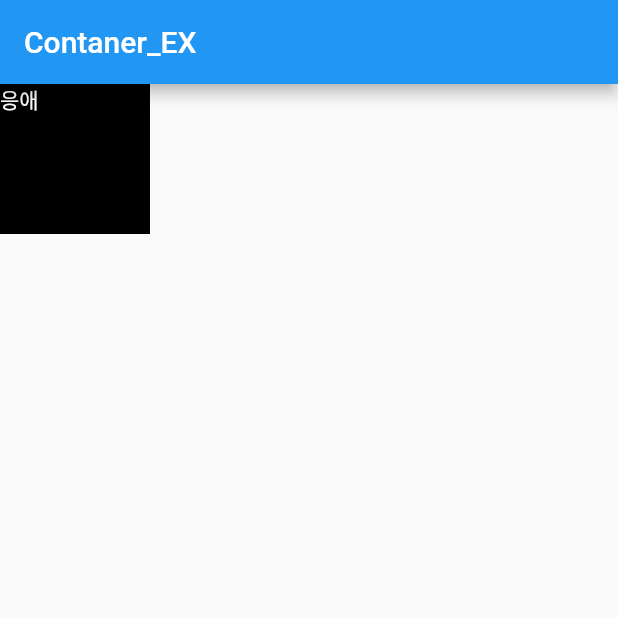
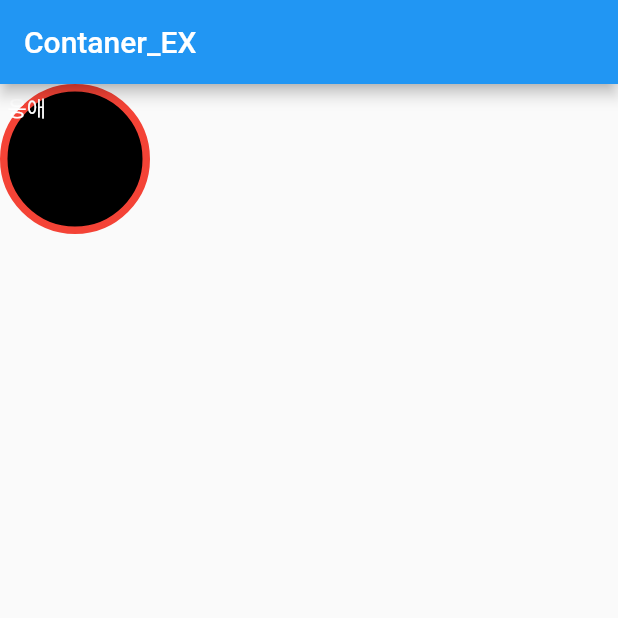
Before and after one commit to BJCHO0501/Flutter, a Flutter app: the screen it shows after launch, on a phone screen of 412 x 824 dp, the top half of it. Run offline on Flutter 3.47's test engine with Material 2 defaults, Android fonts, the phone set to English and light mode, and no system bars.

Commit message:
decoration 코드 및 메모

```diff
--- a/memo/Container/container_ex/lib/main.dart
+++ b/memo/Container/container_ex/lib/main.dart
@@ -17,7 +17,15 @@ class Container_ex extends StatelessWidget {
         body: Container(
             width: 100, // 너비 지정
             height: 100, // 높이 지정
-            color: Colors.black, // 색 지정
+            decoration: BoxDecoration(
+              color: Colors.black,
+              border: Border.all(
+                color: Colors.red,
+                style: BorderStyle.solid,
+                width: 5,
+              ),
+              shape: BoxShape.circle
+            ),
             child: const Text("응애", style: TextStyle(color: Colors.white)),
           ),
         ),
```
Also changed, not shown: 1 other file.
